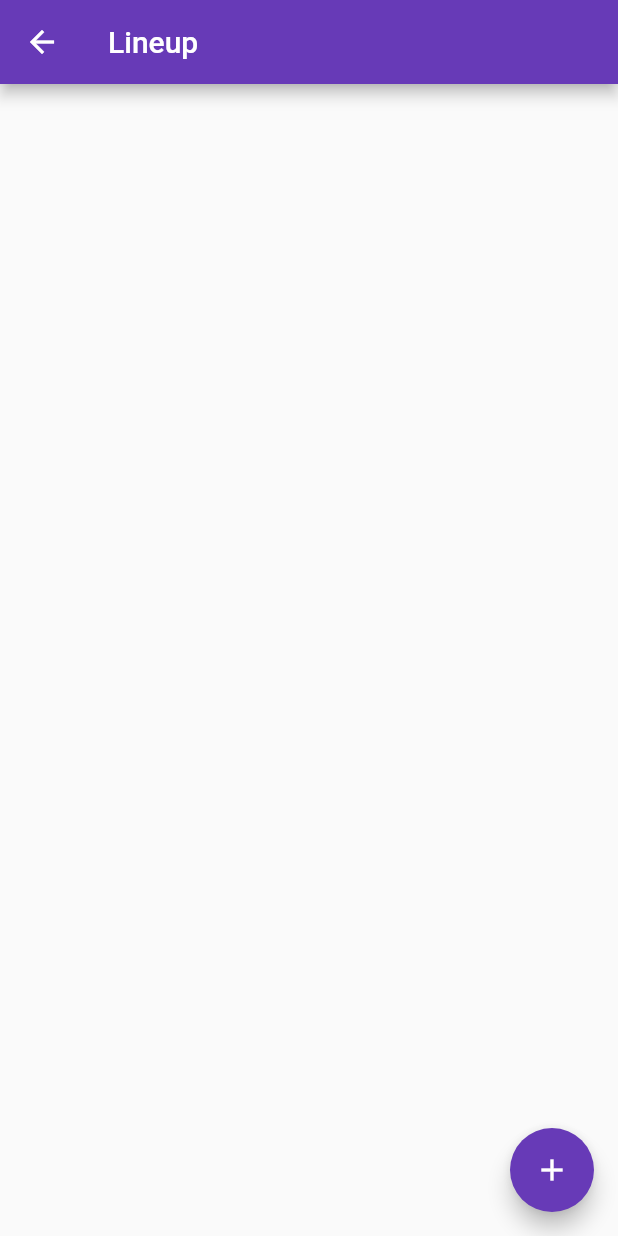
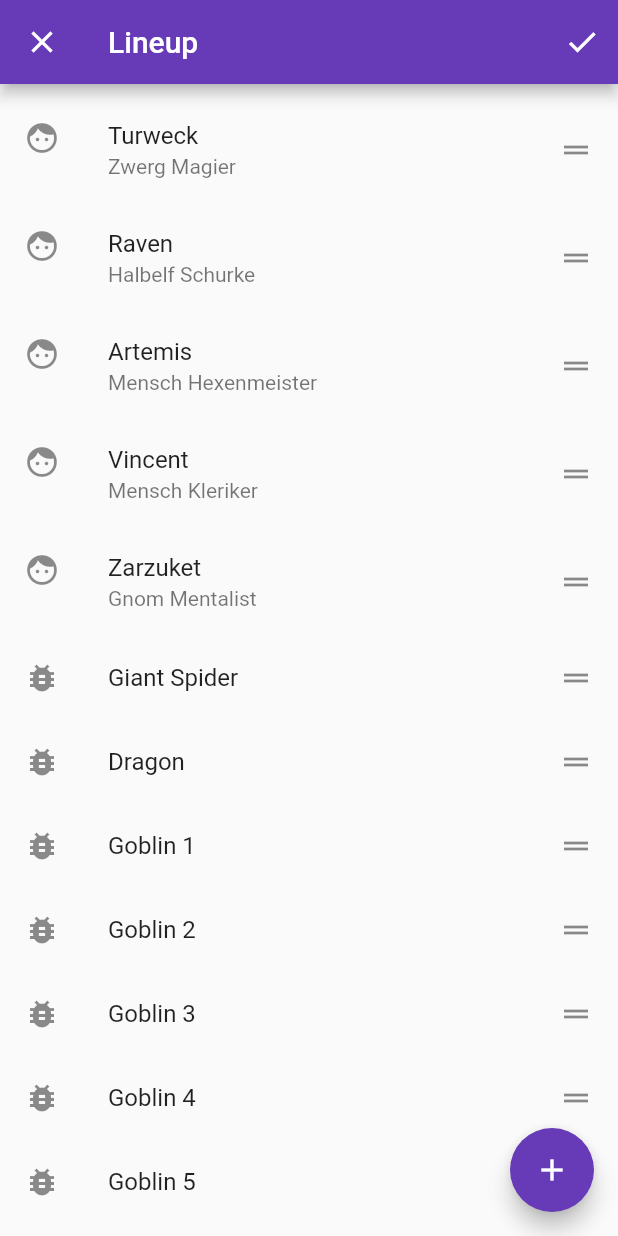
Before and after one commit to Tetr4/Initiative, a Flutter app: the screen it shows after launch, after a tap on "FIGHT!", on a phone screen of 412 x 824 dp. Run offline on Flutter 3.47's test engine with Material 2 defaults, Android fonts, the phone set to English and light mode, and no system bars; drawn by our look-alikes of flutter_speed_dial.

Commit message:
Add reordering + speed dial to lineup

```diff
--- a/lib/model/participant.dart
+++ b/lib/model/participant.dart
@@ -3,3 +3,13 @@ class Participant {
 
   Participant(this.name);
 }
+
+class Character extends Participant {
+  final String description;
+
+  Character(String name, this.description) : super(name);
+}
+
+class Npc extends Participant {
+  Npc(String name) : super(name);
+}
--- a/lib/screens/home.dart
+++ b/lib/screens/home.dart
@@ -25,7 +25,10 @@ class _HomeScreenState extends State<HomeScreen> {
   _selectLineupAndStartBattle(BuildContext context) async {
     final List<Participant> lineup = await Navigator.push(
       context,
-      MaterialPageRoute(builder: (context) => LineupScreen()),
+      MaterialPageRoute(
+        builder: (context) => LineupScreen(),
+        fullscreenDialog: true,
+      ),
     );
     if (lineup != null && lineup.isNotEmpty) {
       _startBattle(lineup);
--- a/lib/screens/lineup.dart
+++ b/lib/screens/lineup.dart
@@ -1,24 +1,36 @@
 import 'package:flutter/material.dart';
+import 'package:flutter_speed_dial/flutter_speed_dial.dart';
 import 'package:initiative/model/group.dart';
 import 'package:initiative/model/participant.dart';
 import 'package:initiative/screens/groups.dart';
 
 class LineupScreen extends StatefulWidget {
-  LineupScreen({Key key}) : super(key: key);
-
   @override
   State<StatefulWidget> createState() => _LineupScreenState();
 }
 
 class _LineupScreenState extends State<LineupScreen> {
-  final List<Participant> participants = [];
+  final List<Participant> participants = [
+    Character("Turweck", "Zwerg Magier"),
+    Character("Raven", "Halbelf Schurke"),
+    Character("Artemis", "Mensch Hexenmeister"),
+    Character("Vincent", "Mensch Kleriker"),
+    Character("Zarzuket", "Gnom Mentalist"),
+    Npc("Giant Spider"),
+    Npc("Dragon"),
+    Npc("Goblin 1"),
+    Npc("Goblin 2"),
+    Npc("Goblin 3"),
+    Npc("Goblin 4"),
+    Npc("Goblin 5"),
+  ];
 
   _addGroup(Group group) => setState(() {
         participants.addAll(group.heroes);
       });
 
-  _removeParticipant(int index) => setState(() {
-        participants.removeAt(index);
+  _removeParticipant(Participant participant) => setState(() {
+        participants.remove(participant);
       });
 
   _addParticipant(Participant participant, int index) => setState(() {
@@ -35,6 +47,16 @@ class _LineupScreenState extends State<LineupScreen> {
     }
   }
 
+  _onReorder(int oldIndex, int newIndex) {
+    setState(() {
+      if (newIndex > oldIndex) {
+        newIndex -= 1;
+      }
+      final Participant item = participants.removeAt(oldIndex);
+      participants.insert(newIndex, item);
+    });
+  }
+
   @override
   Widget build(BuildContext context) {
     return Scaffold(
@@ -42,9 +64,8 @@ class _LineupScreenState extends State<LineupScreen> {
         title: Text('Lineup'),
         actions: participants.isEmpty ? [] : [_buildStartBattleButton(context)],
       ),
-      body: ListView.builder(
-        itemCount: participants.length,
-        itemBuilder: _buildParticipantItem,
+      body: Scrollbar(
+        child: Builder(builder: _buildParticipantList),
       ),
       floatingActionButton: _buildAddParticipantButton(context),
     );
@@ -60,35 +81,89 @@ class _LineupScreenState extends State<LineupScreen> {
     );
   }
 
-  Widget _buildParticipantItem(BuildContext context, int index) {
-    final participant = participants[index];
+  Widget _buildAddParticipantButton(BuildContext context) {
+    return SpeedDial(
+      child: Icon(Icons.add),
+//      animatedIcon: AnimatedIcons.add_event, // TODO add_close icon?
+      tooltip: 'Add participant',
+      children: [
+        SpeedDialChild(
+          child: Icon(Icons.bug_report),
+          backgroundColor: Colors.red,
+          label: 'NPC',
+          onTap: () => print('FIRST CHILD'),
+        ),
+        SpeedDialChild(
+          child: Icon(Icons.face),
+          backgroundColor: Colors.blue,
+          label: 'Hero',
+          onTap: () => print('SECOND CHILD'),
+        ),
+        SpeedDialChild(
+          child: Icon(Icons.group),
+          backgroundColor: Colors.green,
+          label: 'Group',
+          onTap: () => _selectGroup(context),
+        ),
+      ],
+    );
+  }
+
+  Widget _buildParticipantList(BuildContext context) {
+    return ReorderableListView(
+      onReorder: _onReorder,
+      padding: const EdgeInsets.symmetric(vertical: 8.0),
+      children: participants
+          .map((participant) => LineupItem(
+                key: ObjectKey(participant),
+                participant: participant,
+                onDismissed: (direction) {
+                  final index = participants.indexOf(participant);
+                  _removeParticipant(participant);
+                  _showUndoBar(context, participant, index);
+                },
+              ))
+          .toList(),
+    );
+  }
+
+  void _showUndoBar(BuildContext context, Participant participant, int index) {
+    Scaffold.of(context).showSnackBar(SnackBar(
+      content: Text("${participant.name} removed"),
+      action: SnackBarAction(
+        label: "undo",
+        onPressed: () => _addParticipant(participant, index),
+      ),
+    ));
+  }
+}
+
+class LineupItem extends StatelessWidget {
+  final Participant participant;
+  final ConfirmDismissCallback onDismissed;
+
+  LineupItem({Key key, @required this.participant, @required this.onDismissed})
+      : super(key: key);
+
+  @override
+  Widget build(BuildContext context) {
+    final participant = this.participant; // required for smart cast
     return Dismissible(
       background: Container(color: Theme.of(context).primaryColor),
       key: ObjectKey(participant),
-      onDismissed: (direction) {
-        _removeParticipant(index);
-        Scaffold.of(context).showSnackBar(SnackBar(
-          content: Text("${participant.name} dismissed"),
-          action: SnackBarAction(
-              label: "undo",
-              onPressed: () {
-                _addParticipant(participant, index);
-              }),
-        ));
-      },
-      child: ListTile(
-        title: Text('${participants[index].name}'),
-      ),
-    );
-  }
-
-  Widget _buildAddParticipantButton(BuildContext context) {
-    return FloatingActionButton(
-      onPressed: () {
-        _selectGroup(context);
-      },
-      tooltip: 'Add participant',
-      child: Icon(Icons.add),
+      onDismissed: onDismissed,
+      child: participant is Character
+          ? ListTile(
+              leading: Icon(Icons.face),
+              title: Text(participant.name),
+              subtitle: Text(participant.description),
+              trailing: Icon(Icons.drag_handle),
+            )
+          : ListTile(
+              leading: Icon(Icons.bug_report),
+              title: Text(participant.name),
+              trailing: Icon(Icons.drag_handle),
+            ),
     );
   }
 }
--- a/pubspec.yaml
+++ b/pubspec.yaml
@@ -11,8 +11,8 @@ environment:
 dependencies:
   flutter:
     sdk: flutter
-
   cupertino_icons: ^0.1.2
+  flutter_speed_dial: ^1.1.1
 
 dev_dependencies:
   flutter_test:
```
Also changed, not shown: pubspec.lock.
